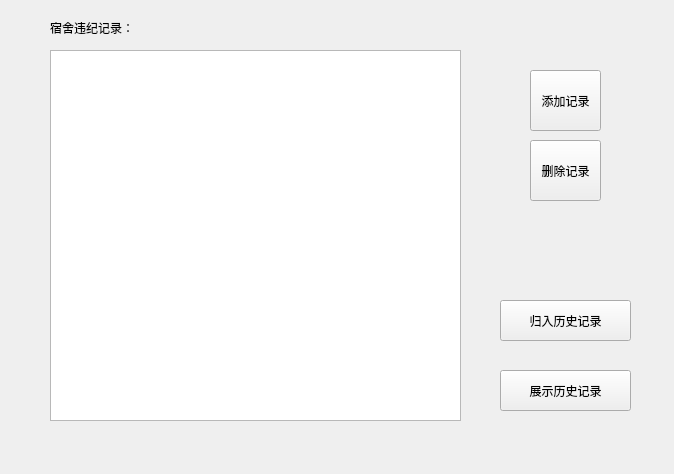
Qt form StudentDormManage/formforrulebreakrecord.ui (ThocatsYoung/StuDormMana) before a commit.
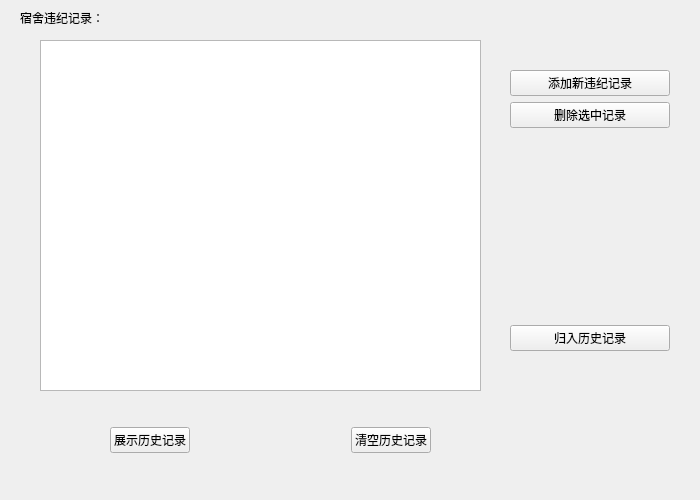
The same form after that commit.

Commit message:
代码调整，添加注释
东西都快完了来加注释感觉有点本末倒置...
微调宿舍违纪部分的界面和代码。
发觉一些地方（像是那一堆路径名...）应该要用命名空间什么的但是现在也晚了...人太懒...
抱怨：
上次那条咸鱼的代码我接受不能，放在那里烂了看他自己肯不肯改吧。虽然我的代码也好不到哪去，但上次帮他改的真是恶心到自己了=
=（当然，基本上都是在debug，恶心人的命名什么的基本没改。）

What changed in the file:
```diff
--- a/StudentDormManage/formforrulebreakrecord.ui
+++ b/StudentDormManage/formforrulebreakrecord.ui
@@ -6,8 +6,8 @@
    <rect>
     <x>0</x>
     <y>0</y>
-    <width>674</width>
-    <height>474</height>
+    <width>700</width>
+    <height>500</height>
    </rect>
   </property>
   <property name="windowTitle">
@@ -16,10 +16,10 @@
   <widget class="QTableView" name="tableView">
    <property name="geometry">
     <rect>
-     <x>50</x>
-     <y>50</y>
-     <width>411</width>
-     <height>371</height>
+     <x>40</x>
+     <y>40</y>
+     <width>441</width>
+     <height>351</height>
     </rect>
    </property>
    <property name="alternatingRowColors">
@@ -29,37 +29,11 @@
     <bool>true</bool>
    </attribute>
   </widget>
-  <widget class="QPushButton" name="pushButton_add_outsider_record">
-   <property name="geometry">
-    <rect>
-     <x>530</x>
-     <y>70</y>
-     <width>71</width>
-     <height>61</height>
-    </rect>
-   </property>
-   <property name="text">
-    <string>添加记录</string>
-   </property>
-  </widget>
-  <widget class="QPushButton" name="pushButton_finish_outsider_record">
-   <property name="geometry">
-    <rect>
-     <x>530</x>
-     <y>140</y>
-     <width>71</width>
-     <height>61</height>
-    </rect>
-   </property>
-   <property name="text">
-    <string>删除记录</string>
-   </property>
-  </widget>
   <widget class="QLabel" name="label_text_breakrule_record">
    <property name="geometry">
     <rect>
-     <x>50</x>
-     <y>20</y>
+     <x>20</x>
+     <y>10</y>
      <width>111</width>
      <height>16</height>
     </rect>
@@ -68,31 +42,90 @@
     <string>宿舍违纪记录：</string>
    </property>
   </widget>
-  <widget class="QPushButton" name="pushButton">
+  <widget class="QWidget" name="horizontalLayoutWidget">
    <property name="geometry">
     <rect>
-     <x>500</x>
-     <y>300</y>
-     <width>131</width>
+     <x>110</x>
+     <y>420</y>
+     <width>321</width>
      <height>41</height>
     </rect>
    </property>
-   <property name="text">
-    <string>归入历史记录</string>
-   </property>
+   <layout class="QHBoxLayout" name="horizontalLayout">
+    <item>
+     <widget class="QPushButton" name="pushButton_show_past">
+      <property name="text">
+       <string>展示历史记录</string>
+      </property>
+     </widget>
+    </item>
+    <item>
+     <spacer name="horizontalSpacer">
+      <property name="orientation">
+       <enum>Qt::Horizontal</enum>
+      </property>
+      <property name="sizeHint" stdset="0">
+       <size>
+        <width>40</width>
+        <height>20</height>
+       </size>
+      </property>
+     </spacer>
+    </item>
+    <item>
+     <widget class="QPushButton" name="pushButton_clear_past">
+      <property name="text">
+       <string>清空历史记录</string>
+      </property>
+     </widget>
+    </item>
+   </layout>
   </widget>
-  <widget class="QPushButton" name="pushButton_show_past">
+  <widget class="QWidget" name="verticalLayoutWidget">
    <property name="geometry">
     <rect>
-     <x>500</x>
-     <y>370</y>
-     <width>131</width>
-     <height>41</height>
+     <x>510</x>
+     <y>70</y>
+     <width>160</width>
+     <height>281</height>
     </rect>
    </property>
-   <property name="text">
-    <string>展示历史记录</string>
-   </property>
+   <layout class="QVBoxLayout" name="verticalLayout">
+    <item>
+     <widget class="QPushButton" name="pushButton_add_rulebreaker_record">
+      <property name="text">
+       <string>添加新违纪记录</string>
+      </property>
+     </widget>
+    </item>
+    <item>
+     <widget class="QPushButton" name="pushButton_finish_rulebreaker_record">
+      <property name="text">
+       <string>删除选中记录</string>
+      </property>
+     </widget>
+    </item>
+    <item>
+     <spacer name="verticalSpacer">
+      <property name="orientation">
+       <enum>Qt::Vertical</enum>
+      </property>
+      <property name="sizeHint" stdset="0">
+       <size>
+        <width>20</width>
+        <height>40</height>
+       </size>
+      </property>
+     </spacer>
+    </item>
+    <item>
+     <widget class="QPushButton" name="pushButton_remove_to_past">
+      <property name="text">
+       <string>归入历史记录</string>
+      </property>
+     </widget>
+    </item>
+   </layout>
   </widget>
  </widget>
  <resources/>
```
The commit also changes 23 other files.
